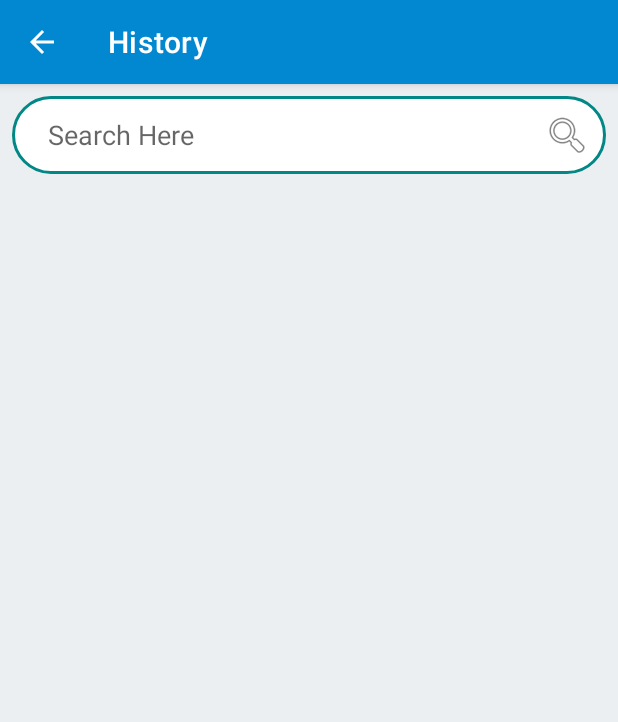
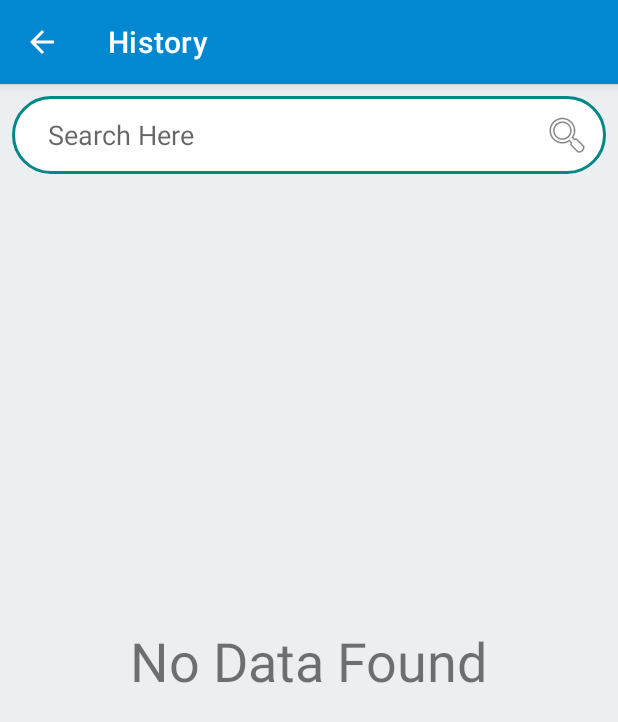
Before and after one commit to ariful06/meldCx, an Android app: the screen it shows after launch (HistoryActivity), after a tap on "History", on a phone screen of 412 x 824 dp. Shown: the top 722 px of the screen. Run offline under Robolectric (Android 15) with nearby library versions, the phone set to English and light mode, and no system bars; our stand-ins replace Dagger/Hilt's generated code, Room's generated code, data binding; libraries missing offline, so code that uses them is left out: pub.devrel.easypermissions; 1 statement that could not run was skipped.

Commit message:
splash screen and empty view added

```diff
--- a/app/src/main/java/com/multithread/screencapture/history/HistoryActivity.kt
+++ b/app/src/main/java/com/multithread/screencapture/history/HistoryActivity.kt
@@ -3,6 +3,7 @@ package com.multithread.screencapture.history
 import android.content.Intent
 import android.os.Bundle
 import android.view.MenuItem
+import android.view.View
 import android.widget.Toast
 import androidx.activity.viewModels
 import androidx.appcompat.app.AppCompatActivity
@@ -39,6 +40,11 @@ class HistoryActivity : AppCompatActivity() {
     private fun initObserver() {
         historyViewModel.imageHistoryLiveData.observe(this, {
             if (historyViewModel.imageHistoryLiveData.value != null) {
+                historyViewModel.isEmpty.value = historyViewModel.imageHistoryLiveData.value.isNullOrEmpty()
+                if (historyViewModel.isEmpty.value == true)
+                    binding.tvEmptyView.visibility = View.VISIBLE
+                else
+                    binding.tvEmptyView.visibility = View.GONE
                 mAdapter.replaceData(historyViewModel.imageHistoryLiveData.value)
             }
         })
--- a/app/src/main/java/com/multithread/screencapture/history/HistoryViewModel.kt
+++ b/app/src/main/java/com/multithread/screencapture/history/HistoryViewModel.kt
@@ -26,6 +26,7 @@ class HistoryViewModel @Inject constructor(
     private var completeList: MutableList<ImageDataModel> = ArrayList<ImageDataModel>()
     var searchText = MutableLiveData<String>()
     var onDeleteEvent = MutableLiveData<Boolean>(false)
+    var isEmpty = MutableLiveData<Boolean>(false)
     var onItemClickEvent = MutableLiveData<ImageDataModel>()
 
     fun getAllImageList() {
--- a/app/src/main/java/com/multithread/screencapture/home/viewmodel/HomeViewModel.kt
+++ b/app/src/main/java/com/multithread/screencapture/home/viewmodel/HomeViewModel.kt
@@ -1,6 +1,5 @@
 package com.multithread.screencapture.home.viewmodel
 
-import android.content.Context
 import android.graphics.Bitmap
 import android.graphics.Canvas
 import android.graphics.Picture
@@ -14,18 +13,14 @@ import com.multithread.screencapture.history.model.ImageDataModel
 import com.multithread.screencapture.utils.Constants
 import dagger.hilt.android.lifecycle.HiltViewModel
 import kotlinx.coroutines.launch
-import kotlinx.coroutines.withContext
 import java.io.File
 import java.io.FileOutputStream
-import java.lang.Exception
 import java.util.*
 import javax.inject.Inject
-import kotlin.coroutines.coroutineContext
-import kotlin.coroutines.suspendCoroutine
 
 @HiltViewModel
 class HomeViewModel @Inject constructor(
-    val imageRepository: ImageRepository
+    private val imageRepository: ImageRepository
 ) : ViewModel() {
 
     val isLoading = MutableLiveData<Boolean>(false)
--- /dev/null
+++ b/app/src/main/java/com/multithread/screencapture/splashscreen/SplashScreenActivity.java
@@ -0,0 +1,37 @@
+package com.multithread.screencapture.splashscreen;
+
+import android.content.Intent;
+import android.os.Bundle;
+import android.os.Handler;
+import android.view.animation.Animation;
+import android.view.animation.AnimationUtils;
+import android.widget.ImageView;
+
+import androidx.appcompat.app.AppCompatActivity;
+
+import com.multithread.screencapture.R;
+import com.multithread.screencapture.home.view.MainActivity;
+
+public class SplashScreenActivity extends AppCompatActivity {
+
+    Animation zoom;
+    ImageView img;
+
+    @Override
+    protected void onCreate(Bundle savedInstanceState) {
+        super.onCreate(savedInstanceState);
+        setContentView(R.layout.activity_splash_screen);
+        zoom = AnimationUtils.loadAnimation(getApplicationContext(),R.anim.zoom_in);
+        img = findViewById(R.id.image);
+        img.startAnimation(zoom);
+        Handler h = new Handler();
+        h.postDelayed(new Runnable() {
+            @Override
+            public void run() {
+                Intent i = new Intent(getApplicationContext(), MainActivity.class);
+                startActivity(i);
+                finish();
+            }
+        },3000);
+    }
+}
--- /dev/null
+++ b/app/src/main/res/anim/zoom_in.xml
@@ -0,0 +1,11 @@
+<?xml version="1.0" encoding="utf-8"?>
+<set xmlns:android="http://schemas.android.com/apk/res/android">
+    <scale
+        android:duration="1000"
+        android:pivotX="50%"
+        android:pivotY="50%"
+        android:fromYScale="200%p"
+        android:toYScale="1"
+        android:fromXScale="350%p"
+        android:toXScale="1"/>
+</set>
--- a/app/src/main/res/layout/activity_history.xml
+++ b/app/src/main/res/layout/activity_history.xml
@@ -4,6 +4,7 @@
 
     <data>
 
+        <import type="android.view.View"/>
         <variable
             name="historyViewModel"
             type="com.multithread.screencapture.history.HistoryViewModel" />
@@ -31,6 +32,16 @@
             app:layout_constraintBottom_toTopOf="@+id/rvHistory"
 
             />
+        <TextView
+            android:id="@+id/tvEmptyView"
+            android:layout_width="wrap_content"
+            android:layout_height="wrap_content"
+            android:textSize="36sp"
+            android:text="@string/label_no_data_found"
+            app:layout_constraintStart_toStartOf="parent"
+            app:layout_constraintEnd_toEndOf="parent"
+            app:layout_constraintTop_toTopOf="parent"
+            app:layout_constraintBottom_toBottomOf="parent"/>
         <androidx.recyclerview.widget.RecyclerView
             android:id="@+id/rvHistory"
             android:layout_width="match_parent"
--- a/app/src/main/res/values/strings.xml
+++ b/app/src/main/res/values/strings.xml
@@ -6,4 +6,5 @@
     <string name="label_search_here">Search Here</string>
     <string name="hints_date_format">DD-MM-YY</string>
     <string name="hint_please_enter_the_url">Please Enter the Url</string>
+    <string name="label_no_data_found">No Data Found</string>
 </resources>
--- a/app/src/main/res/values/themes.xml
+++ b/app/src/main/res/values/themes.xml
@@ -14,6 +14,12 @@
         <!-- Customize your theme here. -->
     </style>
 
+    <style name="SplashScreenTheme" parent="Theme.AppCompat.NoActionBar">
+        <item name="android:windowFullscreen">true</item>
+        <item name="android:windowContentOverlay">@null</item>
+
+    </style>
+
     <style name="MatchWrap">
         <item name="android:layout_width">match_parent</item>
         <item name="android:layout_height">wrap_content</item>
```
Also changed, not shown: app/src/main/AndroidManifest.xml (+12 -6 lines), app/src/main/res/drawable/circle.xml (added, +11 -0 lines), app/src/main/res/layout/activity_splash_screen.xml (added, +30 -0 lines), app/src/main/res/drawable/screen_shot.jpg (added).
